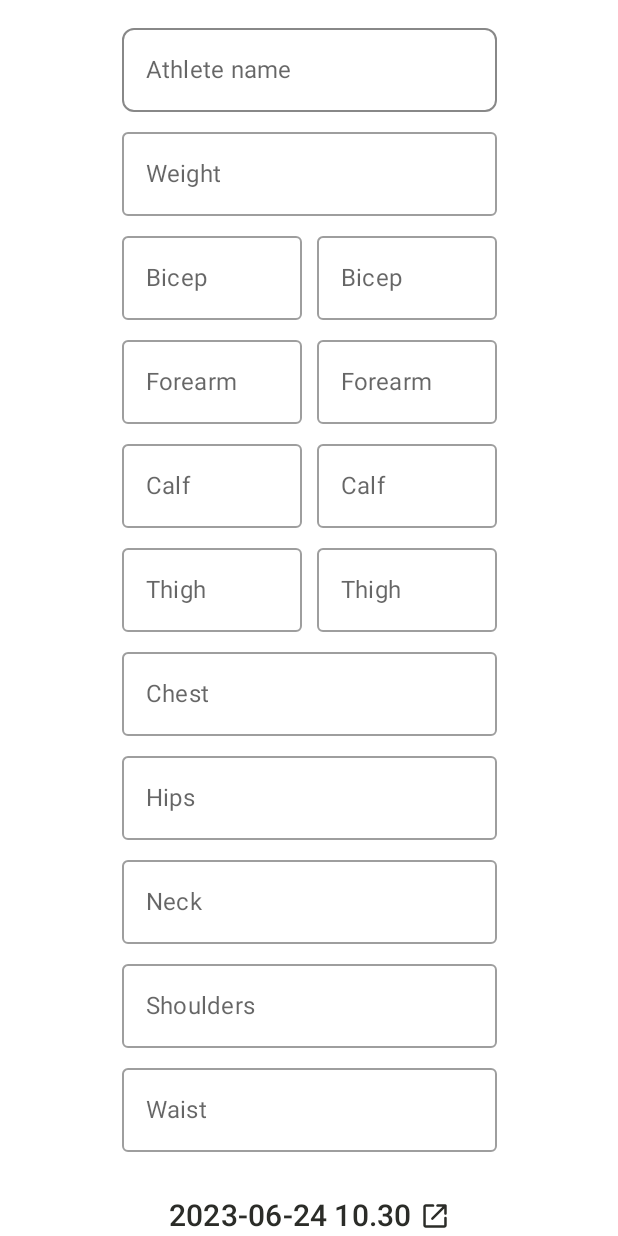
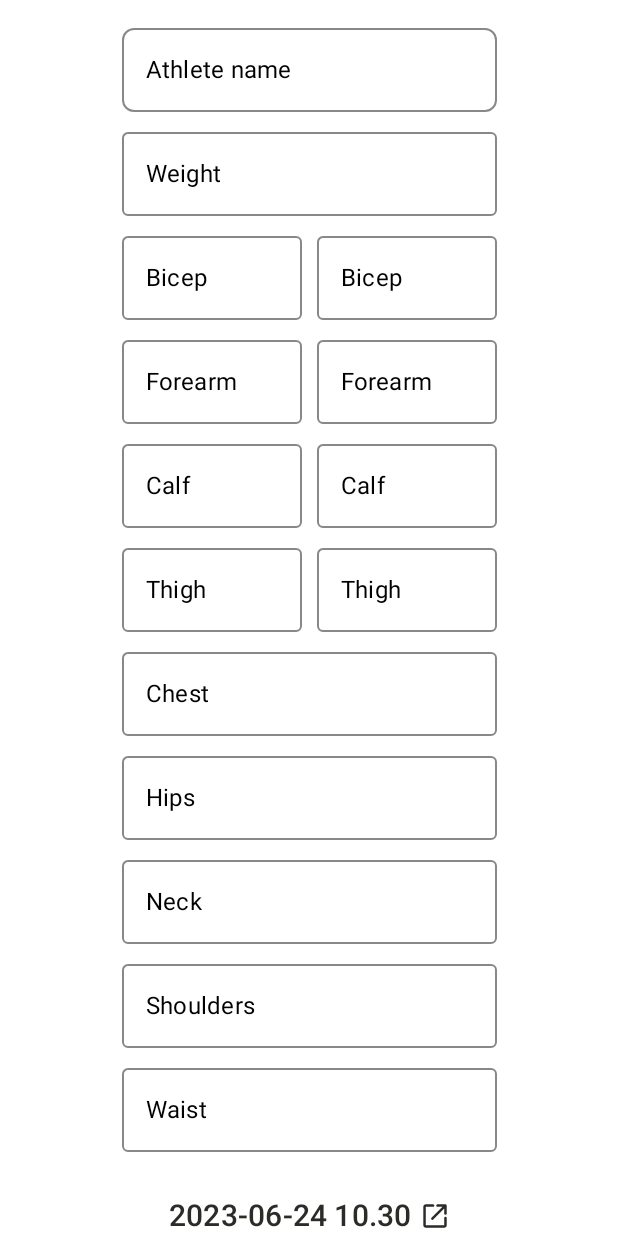
Before and after one commit to mutkuensert/Fitness-Pursuit, an Android app built with Jetpack Compose: the @Preview function PreviewBodySizes, on a phone screen of 412 x 824 dp. Run offline under Robolectric (Android 15) with nearby library versions, the phone set to English and light mode, and no system bars.

Commit message:
Update text field colors.

```diff
--- a/app/src/main/java/com/mutkuensert/gymtools/components/AutoCompleteTextField.kt
+++ b/app/src/main/java/com/mutkuensert/gymtools/components/AutoCompleteTextField.kt
@@ -68,7 +68,7 @@ fun AutoCompleteTextField(
             },
             label = {
                 if (label != null) {
-                    Text(text = label)
+                    Text(text = label, color = Color.Black)
                 }
             },
             singleLine = true,
--- a/app/src/main/java/com/mutkuensert/gymtools/features/bodymeasurements/detail/BodyMeasurementDetails.kt
+++ b/app/src/main/java/com/mutkuensert/gymtools/features/bodymeasurements/detail/BodyMeasurementDetails.kt
@@ -19,6 +19,7 @@ import androidx.compose.material.Icon
 import androidx.compose.material.MaterialTheme
 import androidx.compose.material.OutlinedTextField
 import androidx.compose.material.Text
+import androidx.compose.material.TextFieldDefaults
 import androidx.compose.runtime.Composable
 import androidx.compose.runtime.LaunchedEffect
 import androidx.compose.runtime.getValue
@@ -27,6 +28,7 @@ import androidx.compose.runtime.remember
 import androidx.compose.runtime.setValue
 import androidx.compose.ui.Alignment
 import androidx.compose.ui.Modifier
+import androidx.compose.ui.graphics.Color
 import androidx.compose.ui.platform.LocalContext
 import androidx.compose.ui.res.painterResource
 import androidx.compose.ui.text.input.KeyboardType
@@ -339,10 +341,14 @@ private fun MeasurementTextField(
         },
         label = {
             if (label != null) {
-                Text(text = label)
+                Text(text = label, color = Color.Black)
             }
         },
-        keyboardOptions = KeyboardOptions(keyboardType = KeyboardType.Decimal)
+        keyboardOptions = KeyboardOptions(keyboardType = KeyboardType.Decimal),
+        colors = TextFieldDefaults.outlinedTextFieldColors(
+            unfocusedBorderColor = Color.Gray,
+            focusedBorderColor = Color.DarkGray
+        )
     )
 }
 
```
